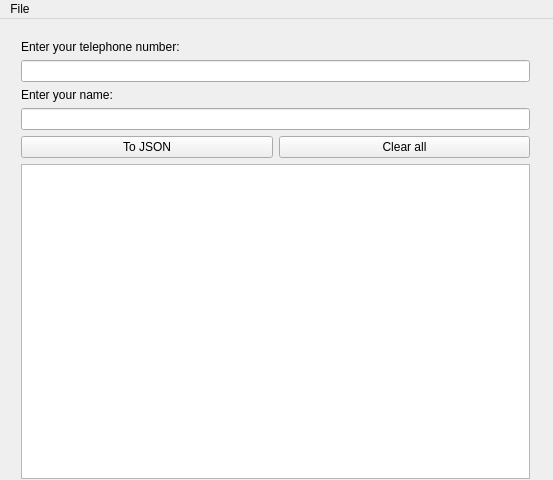
WTFTrick/TelephoneBook, file mainwindow.ui: the form before one commit.
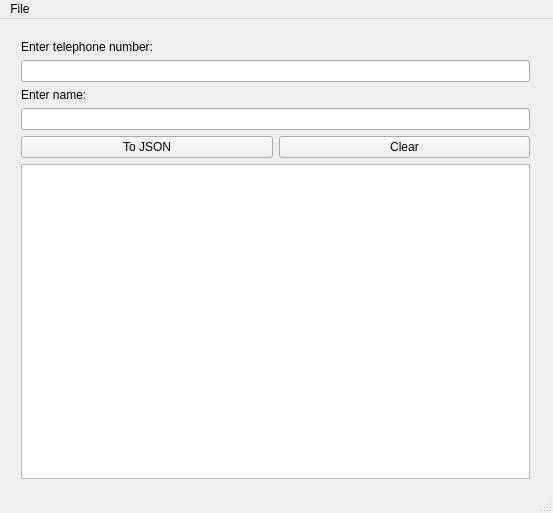
The form after the commit.

```diff
--- a/mainwindow.ui
+++ b/mainwindow.ui
@@ -7,7 +7,7 @@
     <x>0</x>
     <y>0</y>
     <width>553</width>
-    <height>480</height>
+    <height>513</height>
    </rect>
   </property>
   <property name="sizePolicy">
@@ -42,7 +42,7 @@
         </sizepolicy>
        </property>
        <property name="text">
-        <string>Enter your telephone number:</string>
+        <string>Enter telephone number:</string>
        </property>
       </widget>
      </item>
@@ -52,7 +52,7 @@
      <item row="2" column="1">
       <widget class="QLabel" name="lable_name">
        <property name="text">
-        <string>Enter your name:</string>
+        <string>Enter name:</string>
        </property>
       </widget>
      </item>
@@ -77,7 +77,7 @@
        <item>
         <widget class="QPushButton" name="pb_clear">
          <property name="text">
-          <string>Clear all</string>
+          <string>Clear</string>
          </property>
         </widget>
        </item>
@@ -103,6 +103,7 @@
    </widget>
    <addaction name="menuFile"/>
   </widget>
+  <widget class="QStatusBar" name="statusBar"/>
   <action name="actionExit">
    <property name="text">
     <string>Exit</string>
```
